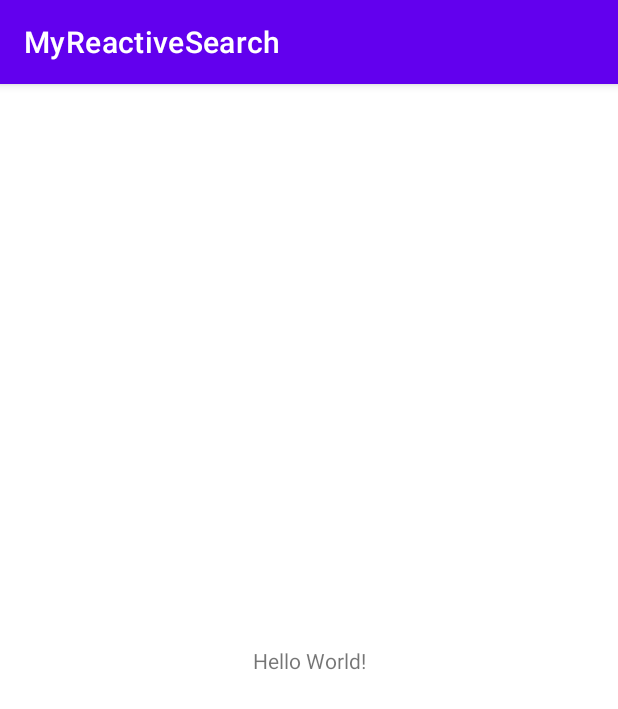
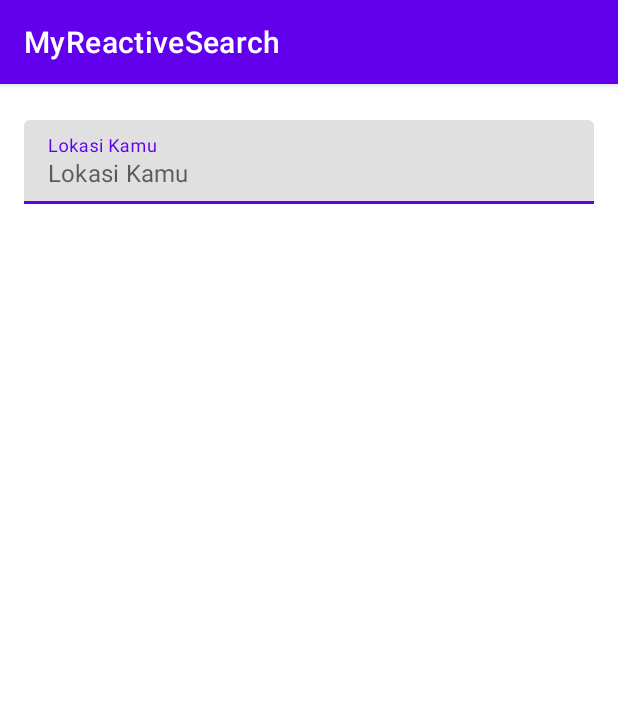
Before and after one commit to IrfandoAritonang/MyReactiveSearch, an Android app: the screen it shows after launch (MainActivity), on a phone screen of 412 x 824 dp. Shown: the top 709 px of the screen. Run offline under Robolectric (Android 15) with nearby library versions, the phone set to English and light mode, and no system bars.

```diff
--- a/app/src/main/AndroidManifest.xml
+++ b/app/src/main/AndroidManifest.xml
@@ -2,6 +2,8 @@
 <manifest xmlns:android="http://schemas.android.com/apk/res/android"
     xmlns:tools="http://schemas.android.com/tools"
     package="com.irfando.myreactivesearch">
+
+    <uses-permission android:name="android.permission.INTERNET"/>
 
     <application
         android:allowBackup="true"
--- a/app/src/main/java/com/irfando/myreactivesearch/MainActivity.kt
+++ b/app/src/main/java/com/irfando/myreactivesearch/MainActivity.kt
@@ -1,11 +1,49 @@
 package com.irfando.myreactivesearch
 
+import android.os.Bundle
+import android.text.Editable
+import android.text.TextWatcher
+import android.widget.ArrayAdapter
+import android.widget.AutoCompleteTextView
+import androidx.activity.viewModels
 import androidx.appcompat.app.AppCompatActivity
-import android.os.Bundle
+import androidx.lifecycle.Observer
+import androidx.lifecycle.lifecycleScope
+import kotlinx.coroutines.ExperimentalCoroutinesApi
+import kotlinx.coroutines.FlowPreview
+import kotlinx.coroutines.launch
 
+@ExperimentalCoroutinesApi
+@FlowPreview
 class MainActivity : AppCompatActivity() {
+
+    val viewModel : MainViewModel by viewModels()
+
     override fun onCreate(savedInstanceState: Bundle?) {
         super.onCreate(savedInstanceState)
         setContentView(R.layout.activity_main)
+
+        val edPlace = findViewById<AutoCompleteTextView>(R.id.ed_place)
+
+        edPlace.addTextChangedListener(object : TextWatcher {
+            override fun afterTextChanged(s: Editable?) {
+            }
+
+            override fun beforeTextChanged(s: CharSequence?, start: Int, count: Int, after: Int) {
+            }
+
+            override fun onTextChanged(s: CharSequence?, start: Int, before: Int, count: Int) {
+                lifecycleScope.launch {
+                    viewModel.queryChannel.value = s.toString()
+                }
+            }
+        })
+
+        viewModel.searchResult.observe(this, Observer { placesItem ->
+            val placesName = placesItem.map { it.placeName }
+            val adapter = ArrayAdapter(this@MainActivity, android.R.layout.select_dialog_item, placesName)
+            adapter.notifyDataSetChanged()
+            edPlace.setAdapter(adapter)
+        })
     }
 }
--- /dev/null
+++ b/app/src/main/java/com/irfando/myreactivesearch/MainViewModel.kt
@@ -0,0 +1,29 @@
+package com.irfando.myreactivesearch
+
+import androidx.lifecycle.*
+import com.irfando.myreactivesearch.network.ApiConfig
+import kotlinx.coroutines.ExperimentalCoroutinesApi
+import kotlinx.coroutines.FlowPreview
+import kotlinx.coroutines.channels.BroadcastChannel
+import kotlinx.coroutines.channels.Channel
+import kotlinx.coroutines.flow.*
+
+@FlowPreview
+@ExperimentalCoroutinesApi
+class MainViewModel : ViewModel() {
+
+    private val accessToken =
+        "pk.eyJ1IjoiYXJpZmFpemluIiwiYSI6ImNrYTI2c3R1cjAwNXAzbm1zaDYyZW1ra2cifQ.okSWF0zf58rWkhoVuYjShQ"
+    val queryChannel = MutableStateFlow("")
+
+    val searchResult = queryChannel
+        .debounce(300)
+        .distinctUntilChanged()
+        .filter {
+            it.trim().isNotEmpty()
+        }
+        .mapLatest {
+            ApiConfig.provideApiService().getCountry(it, accessToken).features
+        }
+        .asLiveData()
+}
--- a/app/src/main/res/layout/activity_main.xml
+++ b/app/src/main/res/layout/activity_main.xml
@@ -4,15 +4,24 @@
     xmlns:tools="http://schemas.android.com/tools"
     android:layout_width="match_parent"
     android:layout_height="match_parent"
+    android:layout_marginTop="8dp"
+    android:padding="8dp"
     tools:context=".MainActivity">
 
-    <TextView
-        android:layout_width="wrap_content"
+    <com.google.android.material.textfield.TextInputLayout
+        android:layout_width="match_parent"
         android:layout_height="wrap_content"
-        android:text="Hello World!"
-        app:layout_constraintBottom_toBottomOf="parent"
+        android:layout_margin="8dp"
+        android:hint="@string/your_place"
         app:layout_constraintEnd_toEndOf="parent"
         app:layout_constraintStart_toStartOf="parent"
-        app:layout_constraintTop_toTopOf="parent" />
+        app:layout_constraintTop_toTopOf="parent">
+        <AutoCompleteTextView
+            android:id="@+id/ed_place"
+            style="@style/Widget.MaterialComponents.AutoCompleteTextView.FilledBox"
+            android:layout_width="match_parent"
+            android:layout_height="wrap_content"
+            android:hint="@string/your_place" />
+    </com.google.android.material.textfield.TextInputLayout>
 
 </androidx.constraintlayout.widget.ConstraintLayout>
--- a/app/src/main/res/values/strings.xml
+++ b/app/src/main/res/values/strings.xml
@@ -1,3 +1,4 @@
 <resources>
     <string name="app_name">MyReactiveSearch</string>
+    <string name="your_place">Lokasi Kamu</string>
 </resources>
```
Also changed, not shown: app/build.gradle (+11 -0 lines), app/src/main/java/com/irfando/myreactivesearch/model/PlaceResponse.kt (added, +8 -0 lines), app/src/main/java/com/irfando/myreactivesearch/model/PlacesItem.kt (added, +8 -0 lines), app/src/main/java/com/irfando/myreactivesearch/network/ApiConfig.kt (added, +26 -0 lines), app/src/main/java/com/irfando/myreactivesearch/network/ApiService.kt (added, +15 -0 lines).
